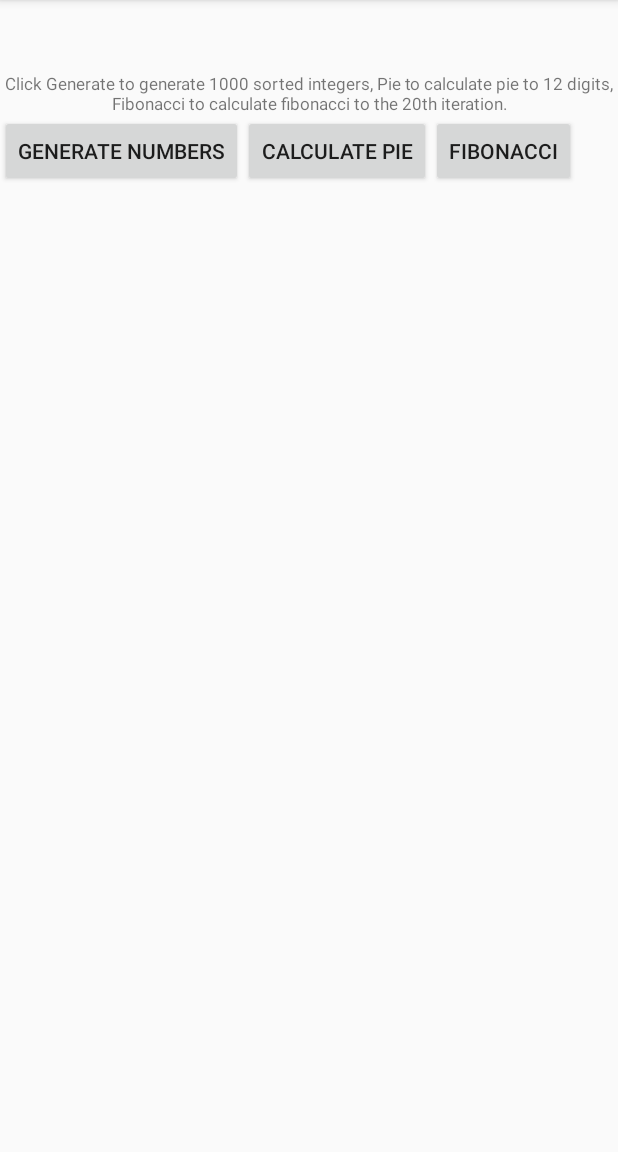
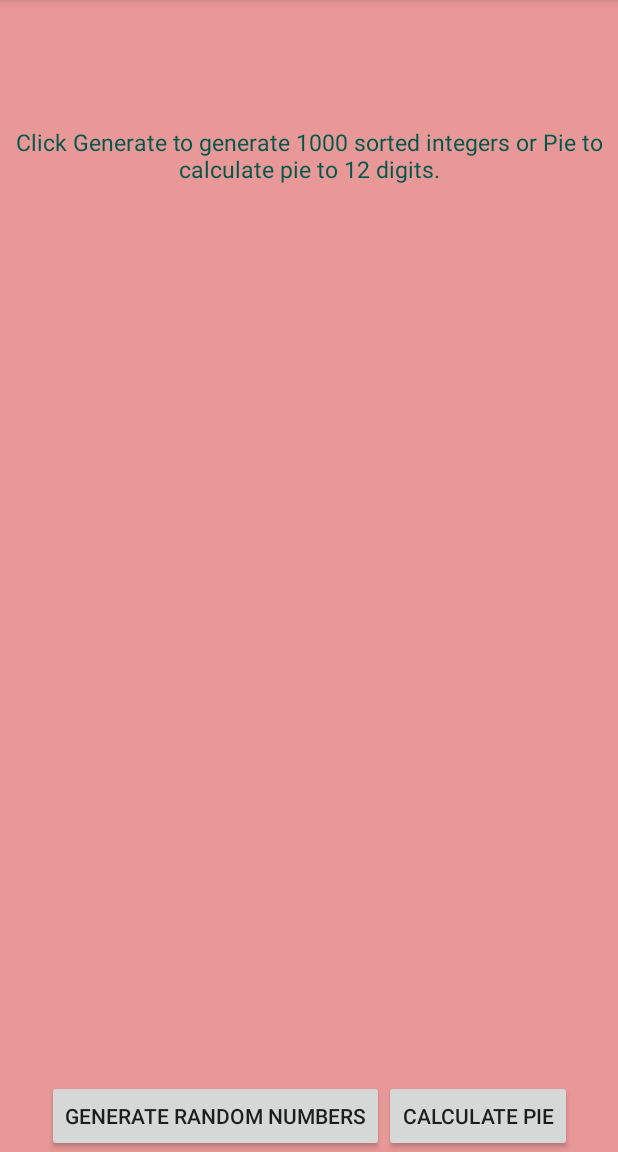
Before and after one commit to mdSrahman0/Week3Day3_Threads, an Android app: the screen it shows after launch (MainActivity), on a phone screen of 412 x 824 dp, the part 84-1236 px from its top. Run offline under Robolectric (Android 15) with nearby library versions, the phone set to English and light mode, and no system bars.

Commit message:
Fixed Calculate Pie.

```diff
--- a/app/src/main/java/com/example/week3day3_threads/CalculatePie.java
+++ b/app/src/main/java/com/example/week3day3_threads/CalculatePie.java
@@ -9,36 +9,42 @@ import android.util.Log;
 import android.view.View;
 import android.widget.TextView;
 
+import java.text.DecimalFormat;
+import java.text.NumberFormat;
+
 public class CalculatePie extends AppCompatActivity {
 
-    TextView tvDisplay;
+    TextView tvDisplayPie;
     Intent intent;
     @Override
     protected void onCreate(Bundle savedInstanceState) {
         super.onCreate(savedInstanceState);
         setContentView(R.layout.activity_calculate_pie);
-        tvDisplay = findViewById(R.id.tvDisplay);
+        tvDisplayPie = findViewById(R.id.tvDisplay);
         intent = getIntent();
     }
 
     public void onClick(View view) {
         Log.d("TAG", "onClick: ");
-        Runnable thread = new Runnable() {
+        Runnable runnable = new Runnable() {
             @Override
             public void run() {
                 // We use an infinite sequence to calculate to calculate pi: 1 - 1/3 + 1/5 - 1/7.....
                 double pi = 0;
                 double s = 1;
-                int n = 1000;
-                for(int i = 1; i < n; i=1+2) {
+                int n = 1000000;
+                for(int i = 1; i < n; i+=2) {
                     pi += s/i;
                     s = -s;
                 }
                 double finalPi = pi*4;
-                Log.d("TAG", "run: " + finalPi);
+                // String pie = String.valueOf(finalPi);  // this was going to be used to display to Textview
+                NumberFormat formatter = new DecimalFormat("#0.00000000000");
+                Log.d("TAG", "run: " + (formatter.format(finalPi))); // log the 12 digits
             }
         };
-        //Thread thread = new Thread(runnable());
-        //new Thread(thread).start();
+        Thread thread = new Thread(runnable);
+        thread.start();
+        //tvDisplayPie.setText(pie);
     }
 }
--- a/app/src/main/java/com/example/week3day3_threads/MainActivity.java
+++ b/app/src/main/java/com/example/week3day3_threads/MainActivity.java
@@ -6,6 +6,7 @@ import android.content.Intent;
 import android.os.AsyncTask;
 import android.support.v7.app.AppCompatActivity;
 import android.os.Bundle;
+import android.text.method.ScrollingMovementMethod;
 import android.util.Log;
 import android.view.View;
 import android.widget.Button;
@@ -19,6 +20,7 @@ public class MainActivity extends AppCompatActivity implements Async.AsyncCallba
         super.onCreate(savedInstanceState);
         setContentView(R.layout.activity_main);
         tvDisplay = findViewById(R.id.tvDisplay);
+        tvDisplay.setMovementMethod(new ScrollingMovementMethod());
     }
 
     @Override
--- a/app/src/main/res/layout/activity_calculate_pie.xml
+++ b/app/src/main/res/layout/activity_calculate_pie.xml
@@ -4,7 +4,8 @@
     xmlns:tools="http://schemas.android.com/tools"
     android:layout_width="match_parent"
     android:layout_height="match_parent"
-    tools:context=".CalculatePie">
+    tools:context=".CalculatePie"
+    style="@style/CustomBackground">
 
     <TextView
         android:id="@+id/tvDisplayPie"
--- a/app/src/main/res/layout/activity_main.xml
+++ b/app/src/main/res/layout/activity_main.xml
@@ -4,15 +4,18 @@
     xmlns:tools="http://schemas.android.com/tools"
     android:layout_width="match_parent"
     android:layout_height="match_parent"
-    tools:context=".MainActivity">
+    tools:context=".MainActivity"
+    style="@style/CustomBackground">
 
     <TextView
         android:id="@+id/tvDisplay"
         android:layout_width="wrap_content"
-        android:layout_height="wrap_content"
+        android:layout_height="600dp"
+        android:scrollbars = "vertical"
         android:text="@string/button_options"
-        android:textSize="11sp"
+        android:textSize="15sp"
         android:textAlignment="center"
+        android:textColor="@color/colorPrimaryDark"
         app:layout_constraintBottom_toBottomOf="@id/btGenerate"
         app:layout_constraintLeft_toLeftOf="parent"
         app:layout_constraintRight_toRightOf="parent"
@@ -23,26 +26,21 @@
         android:layout_width="wrap_content"
         android:layout_height="wrap_content"
         android:onClick="onClick"
-        android:text="Generate Numbers"
-        app:layout_constraintTop_toBottomOf="@+id/tvDisplay"
-        app:layout_constraintLeft_toLeftOf="parent"/>
+        android:text="@string/generate_numbers"
+        app:layout_constraintBottom_toBottomOf="parent"
+        app:layout_constraintEnd_toStartOf="@id/btPie"
+        app:layout_constraintHorizontal_chainStyle="packed"
+        app:layout_constraintRight_toLeftOf="@id/btPie"
+        app:layout_constraintStart_toStartOf="parent" />
 
     <Button
         android:id="@+id/btPie"
         android:layout_width="wrap_content"
         android:layout_height="wrap_content"
-        android:text="Calculate Pie"
-        app:layout_constraintTop_toBottomOf="@+id/tvDisplay"
-        app:layout_constraintLeft_toRightOf="@id/btGenerate"
-        android:onClick="onClick"/>
-
-    <Button
-        android:id="@+id/btFibonacci"
-        android:layout_width="wrap_content"
-        android:layout_height="wrap_content"
-        android:text="Fibonacci"
-        app:layout_constraintTop_toBottomOf="@+id/tvDisplay"
-        app:layout_constraintLeft_toRightOf="@id/btPie"
+        android:text="@string/calculate_pie"
+        app:layout_constraintBottom_toBottomOf="parent"
+        app:layout_constraintEnd_toEndOf="parent"
+        app:layout_constraintStart_toEndOf="@id/btGenerate"
         android:onClick="onClick"/>
 
 </android.support.constraint.ConstraintLayout>
--- a/app/src/main/res/values/strings.xml
+++ b/app/src/main/res/values/strings.xml
@@ -1,5 +1,7 @@
 <resources>
     <string name="app_name">Week3Day3_Threads</string>
-    <string name="button_options">Click "Generate" to generate 1000 sorted integers, "Pie" to calculate
-            pie to 12 digits, "Fibonacci" to calculate fibonacci to the 20th iteration.</string>
+    <string name="button_options">Click "Generate" to generate 1000 sorted integers or "Pie" to calculate
+            pie to 12 digits.</string>
+    <string name="calculate_pie">Calculate Pie</string>
+    <string name="generate_numbers">Generate Random Numbers</string>
 </resources>
--- a/app/src/main/res/values/styles.xml
+++ b/app/src/main/res/values/styles.xml
@@ -8,4 +8,9 @@
         <item name="colorAccent">@color/colorAccent</item>
     </style>
 
+    <style name="CustomBackground">
+        <item name="android:background">#E99898</item>
+        <item name="android:textColor">#194BAA</item>
+    </style>
+
 </resources>
```
